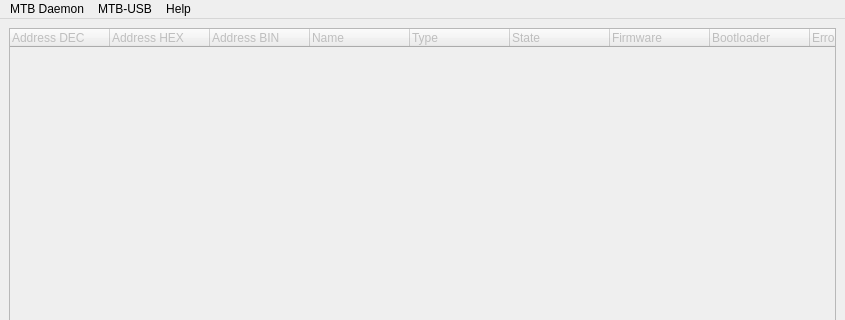
Above: ui/mainwindow.ui from kmzbrnoI/mtb-config-tool before the change; both pictures show x 0 to 845 and y 0 to 320 of the 845 by 681 pixel window. Below: the same form after it.
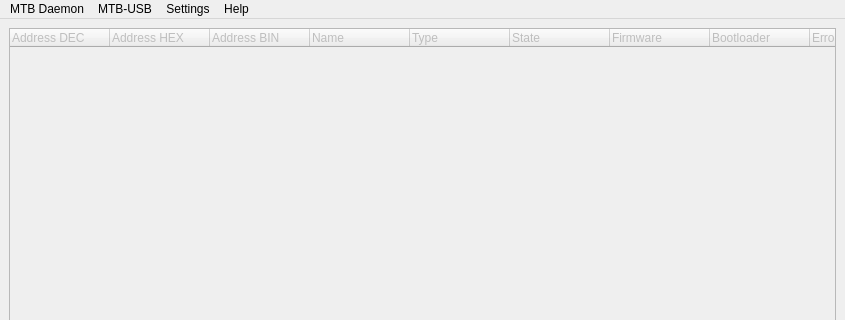
That is the form after the change.

Commit message: Add settings window.

What changed in the file:
```diff
--- a/ui/mainwindow.ui
+++ b/ui/mainwindow.ui
@@ -160,8 +160,14 @@
     </property>
     <addaction name="a_about"/>
    </widget>
+   <widget class="QMenu" name="m_settings">
+    <property name="title">
+     <string>Settings</string>
+    </property>
+   </widget>
    <addaction name="m_mtb_daemon"/>
    <addaction name="m_mtb_usb"/>
+   <addaction name="m_settings"/>
    <addaction name="m_help"/>
   </widget>
   <widget class="QStatusBar" name="sb_main"/>
```
The commit also changes 8 other files.
